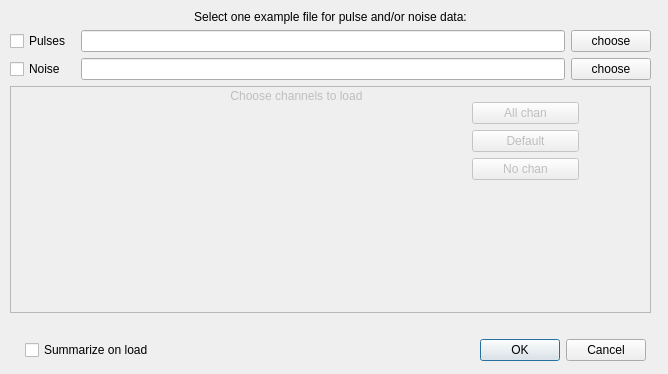
The window that mass/gui/load_data_dialog_form.ui (usnistgov/mass) describes before a commit, drawn with Qt 5.
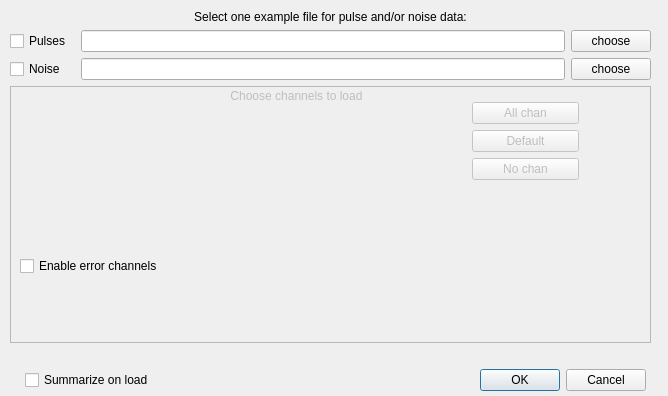
The same window after the commit.

Commit message: Added a check box to the load_data_dialog that allows one to quickly enable or disable all even numbered (error) channels.  By default, disable.

Diff of the .ui file:
```diff
--- a/mass/gui/load_data_dialog_form.ui
+++ b/mass/gui/load_data_dialog_form.ui
@@ -10,7 +10,7 @@
     <x>0</x>
     <y>0</y>
     <width>668</width>
-    <height>374</height>
+    <height>396</height>
    </rect>
   </property>
   <property name="windowTitle">
@@ -22,7 +22,7 @@
      <x>10</x>
      <y>10</y>
      <width>641</width>
-     <height>351</height>
+     <height>381</height>
     </rect>
    </property>
    <layout class="QVBoxLayout" name="verticalLayout" stretch="0,0,1,0,0">
@@ -259,6 +259,19 @@
         </item>
        </layout>
       </widget>
+      <widget class="QCheckBox" name="enable_error_channels">
+       <property name="geometry">
+        <rect>
+         <x>10</x>
+         <y>170</y>
+         <width>171</width>
+         <height>20</height>
+        </rect>
+       </property>
+       <property name="text">
+        <string>Enable error channels</string>
+       </property>
+      </widget>
      </widget>
     </item>
     <item>
```
Left out of the diff: 23 changed lines with no effect on the pictures. The commit also changes 4 other files.
